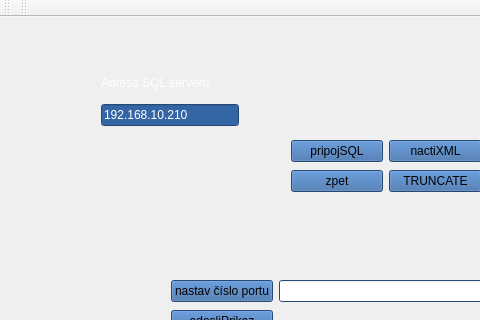
This is mainwindow.ui in frutabruta/VDV301tester as Qt 5 draws it before an edit; both pictures show x 0 to 480 and y 0 to 320 of the 800 by 480 pixel window. The edited form follows.
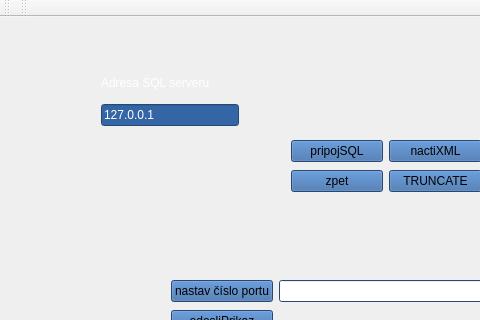
This is the edited form.

The edit to the form file:
```diff
--- a/mainwindow.ui
+++ b/mainwindow.ui
@@ -1559,7 +1559,7 @@
        <item>
         <widget class="QLineEdit" name="lineEditSqlServer">
          <property name="text">
-          <string>192.168.10.210</string>
+          <string>127.0.0.1</string>
          </property>
         </widget>
        </item>
```
